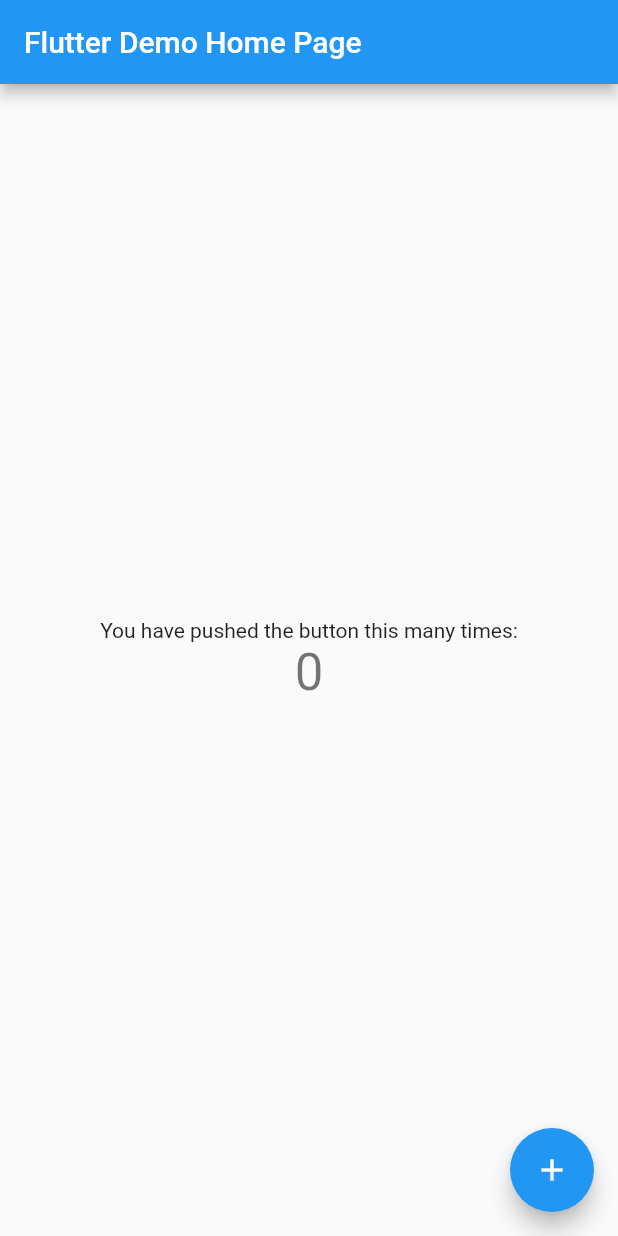
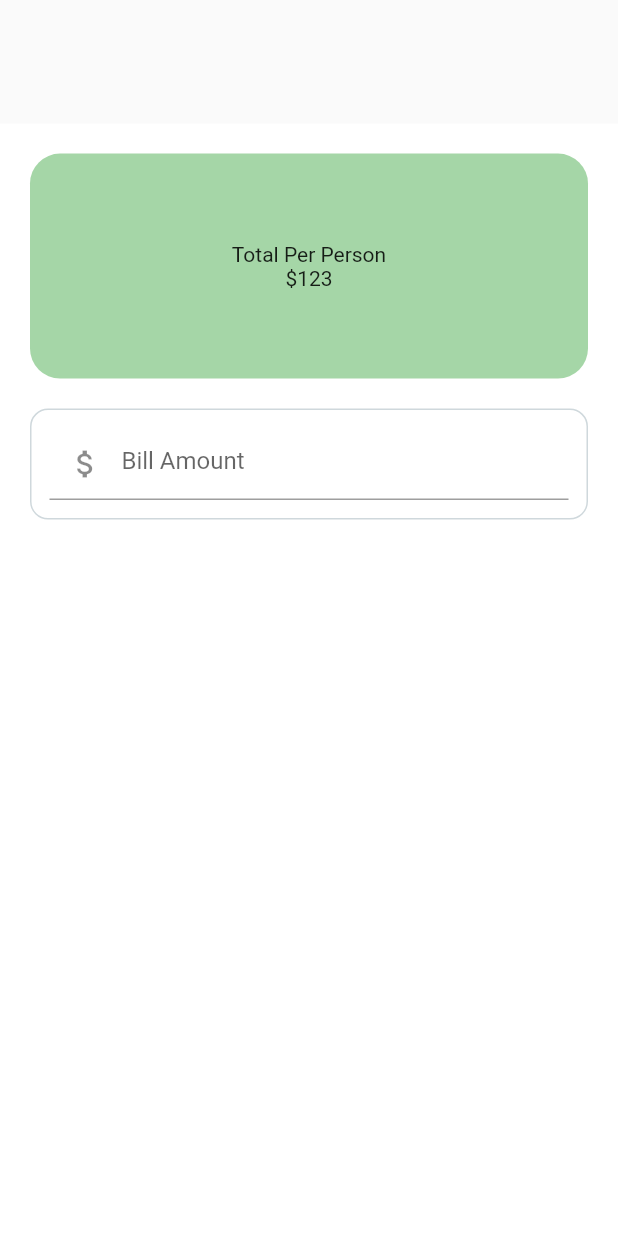
Before and after one commit to jenalalfianta/tip_calculator_app, a Flutter app: the screen it shows after launch, on a phone screen of 412 x 824 dp. Run offline on Flutter 3.47's test engine with Material 2 defaults, Android fonts, the phone set to English and light mode, and no system bars.

Commit message:
ui setengah jadi

```diff
--- a/lib/main.dart
+++ b/lib/main.dart
@@ -1,115 +1,6 @@
 import 'package:flutter/material.dart';
+import 'package:tip_calculator_app/ui/home.dart';
 
-void main() {
-  runApp(const MyApp());
-}
-
-class MyApp extends StatelessWidget {
-  const MyApp({Key? key}) : super(key: key);
-
-  // This widget is the root of your application.
-  @override
-  Widget build(BuildContext context) {
-    return MaterialApp(
-      title: 'Flutter Demo',
-      theme: ThemeData(
-        // This is the theme of your application.
-        //
-        // Try running your application with "flutter run". You'll see the
-        // application has a blue toolbar. Then, without quitting the app, try
-        // changing the primarySwatch below to Colors.green and then invoke
-        // "hot reload" (press "r" in the console where you ran "flutter run",
-        // or simply save your changes to "hot reload" in a Flutter IDE).
-        // Notice that the counter didn't reset back to zero; the application
-        // is not restarted.
-        primarySwatch: Colors.blue,
-      ),
-      home: const MyHomePage(title: 'Flutter Demo Home Page'),
-    );
-  }
-}
-
-class MyHomePage extends StatefulWidget {
-  const MyHomePage({Key? key, required this.title}) : super(key: key);
-
-  // This widget is the home page of your application. It is stateful, meaning
-  // that it has a State object (defined below) that contains fields that affect
-  // how it looks.
-
-  // This class is the configuration for the state. It holds the values (in this
-  // case the title) provided by the parent (in this case the App widget) and
-  // used by the build method of the State. Fields in a Widget subclass are
-  // always marked "final".
-
-  final String title;
-
-  @override
-  State<MyHomePage> createState() => _MyHomePageState();
-}
-
-class _MyHomePageState extends State<MyHomePage> {
-  int _counter = 0;
-
-  void _incrementCounter() {
-    setState(() {
-      // This call to setState tells the Flutter framework that something has
-      // changed in this State, which causes it to rerun the build method below
-      // so that the display can reflect the updated values. If we changed
-      // _counter without calling setState(), then the build method would not be
-      // called again, and so nothing would appear to happen.
-      _counter++;
-    });
-  }
-
-  @override
-  Widget build(BuildContext context) {
-    // This method is rerun every time setState is called, for instance as done
-    // by the _incrementCounter method above.
-    //
-    // The Flutter framework has been optimized to make rerunning build methods
-    // fast, so that you can just rebuild anything that needs updating rather
-    // than having to individually change instances of widgets.
-    return Scaffold(
-      appBar: AppBar(
-        // Here we take the value from the MyHomePage object that was created by
-        // the App.build method, and use it to set our appbar title.
-        title: Text(widget.title),
-      ),
-      body: Center(
-        // Center is a layout widget. It takes a single child and positions it
-        // in the middle of the parent.
-        child: Column(
-          // Column is also a layout widget. It takes a list of children and
-          // arranges them vertically. By default, it sizes itself to fit its
-          // children horizontally, and tries to be as tall as its parent.
-          //
-          // Invoke "debug painting" (press "p" in the console, choose the
-          // "Toggle Debug Paint" action from the Flutter Inspector in Android
-          // Studio, or the "Toggle Debug Paint" command in Visual Studio Code)
-          // to see the wireframe for each widget.
-          //
-          // Column has various properties to control how it sizes itself and
-          // how it positions its children. Here we use mainAxisAlignment to
-          // center the children vertically; the main axis here is the vertical
-          // axis because Columns are vertical (the cross axis would be
-          // horizontal).
-          mainAxisAlignment: MainAxisAlignment.center,
-          children: <Widget>[
-            const Text(
-              'You have pushed the button this many times:',
-            ),
-            Text(
-              '$_counter',
-              style: Theme.of(context).textTheme.headline4,
-            ),
-          ],
-        ),
-      ),
-      floatingActionButton: FloatingActionButton(
-        onPressed: _incrementCounter,
-        tooltip: 'Increment',
-        child: const Icon(Icons.add),
-      ), // This trailing comma makes auto-formatting nicer for build methods.
-    );
-  }
-}
+void main() => runApp( new MaterialApp(
+  home: Tip_Calculator_App(),
+));
--- /dev/null
+++ b/lib/ui/home.dart
@@ -0,0 +1,82 @@
+import 'package:flutter/material.dart';
+
+
+class Tip_Calculator_App extends StatefulWidget {
+  const Tip_Calculator_App({ Key? key }) : super(key: key);
+
+  @override
+  _Tip_Calculator_AppState createState() => _Tip_Calculator_AppState();
+}
+
+class _Tip_Calculator_AppState extends State<Tip_Calculator_App> {
+
+  int _tipPercentage = 0;
+  int _personCounter = 1;
+  double _billAmount = 0.0;
+
+  @override
+  Widget build(BuildContext context) {
+    return  Scaffold(
+        body: Container(
+          alignment: Alignment.center,
+          color: Colors.white,
+          margin: EdgeInsets.only(top: MediaQuery.of(context).size.height * 0.1),
+          child: ListView(
+            scrollDirection : Axis.vertical,
+            padding: EdgeInsets.all(20),
+            children: [
+              Container(
+                alignment: Alignment.center,
+                width: 150,
+                height: 150,
+                decoration: BoxDecoration(
+                  color: Colors.green[200],
+                  borderRadius: BorderRadius.circular(20)
+                ),
+                child: Center(
+                  child: Column(
+                    mainAxisAlignment: MainAxisAlignment.center,
+                    children: [
+                      Text('Total Per Person'),
+                      Text('\$123')
+                    ],
+                  ),
+                )
+              ),
+              Container(
+                margin: EdgeInsets.only(top: 20.0),
+                padding: EdgeInsets.all(12.0),
+                decoration: BoxDecoration(
+                  color: Colors.transparent,
+                  border: Border.all(
+                    color: Colors.blueGrey.shade100,
+                    style: BorderStyle.solid
+                  ),
+                  borderRadius: BorderRadius.circular(12.0),
+                ),
+                child: Column(
+                  children: [
+                    TextField(
+                      keyboardType: TextInputType.numberWithOptions(decimal: true),
+                      style: TextStyle(color: Colors.grey),
+                      decoration: InputDecoration(
+                        hintText: "Bill Amount",
+                        prefixIcon: Icon(Icons.attach_money)
+                      ),
+                      onChanged: (String value){
+                        try {
+                          _billAmount = double.parse(value);
+                        } catch (e) {
+                          _billAmount = 0.0;
+                        }
+                      },
+                    )
+                  ],
+                ),
+              )
+            ],
+          )
+        )
+    );
+  }
+}
```
Also changed, not shown: 1 other file.
